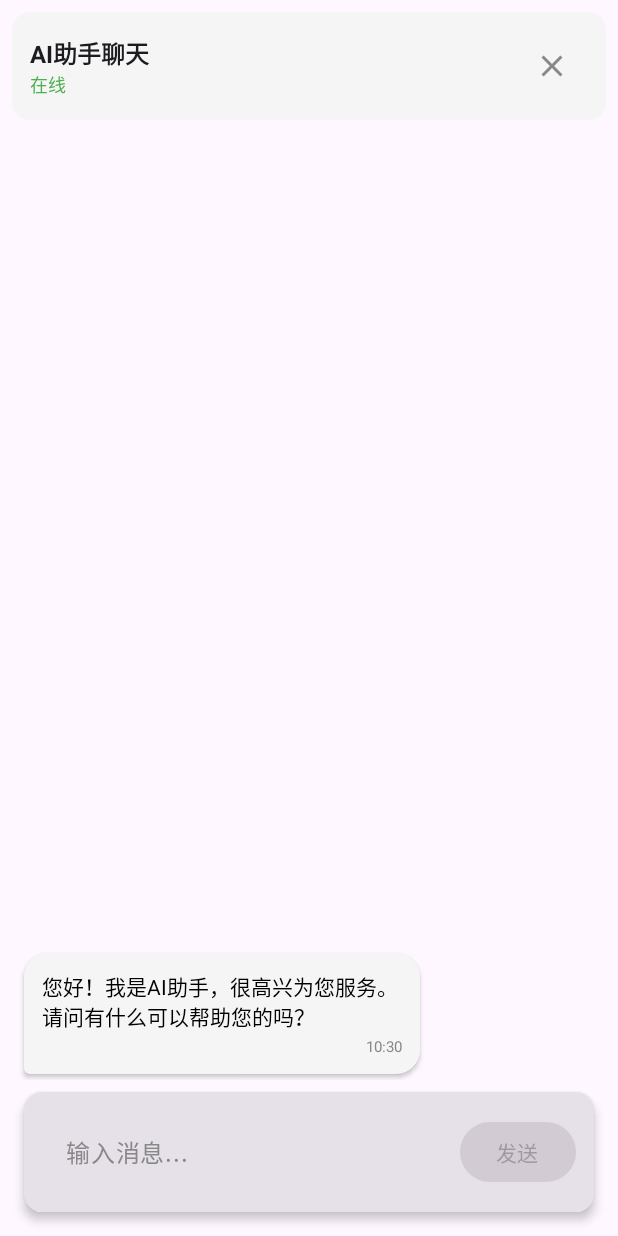
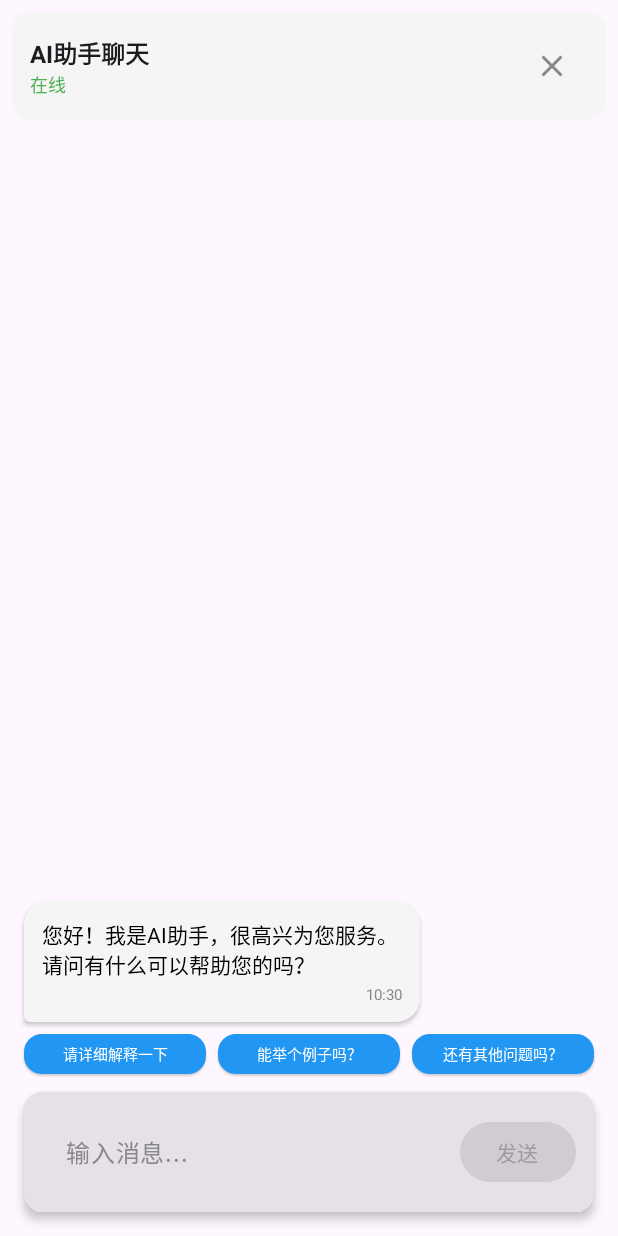
Before and after one commit to Shangyizhou/kotlin, an Android app built with Jetpack Compose: the composable ChatScreen shown on its own in the app's theme, on a phone screen of 412 x 824 dp. Run offline under Robolectric (Android 15) with nearby library versions, the phone set to English and light mode, and no system bars; 1 statement that could not run was skipped.

Commit message:
feat(): 增加推荐提问气泡窗

```diff
--- a/app/src/main/java/com/example/kotlin/screens/ChatScreen.kt
+++ b/app/src/main/java/com/example/kotlin/screens/ChatScreen.kt
@@ -16,12 +16,15 @@ import androidx.compose.ui.Modifier
 import androidx.compose.ui.graphics.Color
 import androidx.compose.ui.platform.LocalSoftwareKeyboardController
 import androidx.compose.ui.text.font.FontWeight
+import androidx.compose.ui.text.style.TextAlign
+import androidx.compose.ui.text.style.TextOverflow
 import androidx.compose.ui.unit.dp
 import androidx.compose.ui.unit.sp
 import androidx.lifecycle.viewmodel.compose.viewModel
 import com.example.kotlin.data.ChatMessage
 import com.example.kotlin.viewmodel.ChatViewModel
 import kotlinx.coroutines.launch
+import androidx.compose.foundation.clickable
 
 @OptIn(ExperimentalMaterial3Api::class)
 @Composable
@@ -78,6 +81,19 @@ fun ChatScreen(
                 .fillMaxWidth()
         )
 
+        // 推荐问题气泡（在AI回复后显示，或聊天为空时显示初始问题）
+        if (!isLoading && (
+            messages.isEmpty() ||
+            (messages.isNotEmpty() && messages.last().isMe.not())
+        )) {
+            RecommendedQuestions(
+                isInitialQuestions = messages.isEmpty(),
+                onQuestionClick = { question ->
+                    viewModel.sendMessage(question)
+                }
+            )
+        }
+
         // 输入框区域
         ChatInput(
             text = inputText,
@@ -87,6 +103,97 @@ fun ChatScreen(
                 keyboardController?.hide()
                 viewModel.sendMessage(inputText)
             }
+        )
+    }
+}
+
+@Composable
+fun RecommendedQuestions(
+    isInitialQuestions: Boolean = false,
+    onQuestionClick: (String) -> Unit
+) {
+    // 初始问题列表
+    val initialQuestions = remember {
+        listOf(
+            "你好，请介绍一下你自己",
+            "什么是人工智能？",
+            "如何学习编程？",
+            "推荐一些好书",
+            "今天天气怎么样？",
+            "帮我写一个简单的程序"
+        )
+    }
+
+    // 后续问题列表
+    val followUpQuestions = remember {
+        listOf(
+            "请详细解释一下",
+            "能举个例子吗？",
+            "还有其他方法吗？",
+            "这个有什么优缺点？",
+            "如何应用到实际中？",
+            "可以推荐相关资源吗？",
+            "能总结一下要点吗？",
+            "有什么注意事项？",
+            "如何进一步学习？",
+            "还有其他问题吗？"
+        )
+    }
+
+    // 根据状态选择问题列表
+    val questionPool = if (isInitialQuestions) initialQuestions else followUpQuestions
+
+    // 随机选择3个问题
+    val currentQuestions = remember {
+        questionPool.shuffled().take(3)
+    }
+
+    Column(
+        modifier = Modifier
+            .fillMaxWidth()
+            .padding(horizontal = 8.dp, vertical = 4.dp)
+    ) {
+        // 问题气泡横向排列
+        Row(
+            modifier = Modifier.fillMaxWidth(),
+            horizontalArrangement = Arrangement.spacedBy(8.dp)
+        ) {
+            currentQuestions.forEach { question ->
+                QuestionBubble(
+                    question = question,
+                    onClick = { onQuestionClick(question) },
+                    modifier = Modifier.weight(1f)
+                )
+            }
+        }
+    }
+}
+
+@Composable
+fun QuestionBubble(
+    question: String,
+    onClick: () -> Unit,
+    modifier: Modifier = Modifier
+) {
+    Card(
+        modifier = modifier
+            .clickable { onClick() },
+        shape = RoundedCornerShape(12.dp),
+        colors = CardDefaults.cardColors(
+            containerColor = Color(0xFF2196F3)
+        ),
+        elevation = CardDefaults.cardElevation(defaultElevation = 1.dp)
+    ) {
+        Text(
+            text = question,
+            fontSize = 10.sp,
+            color = Color.White,
+            textAlign = TextAlign.Center,
+            maxLines = 1,
+            overflow = TextOverflow.Ellipsis,
+            modifier = Modifier
+                .fillMaxWidth()
+                .padding(horizontal = 8.dp, vertical = 6.dp)
         )
     }
 }
```
